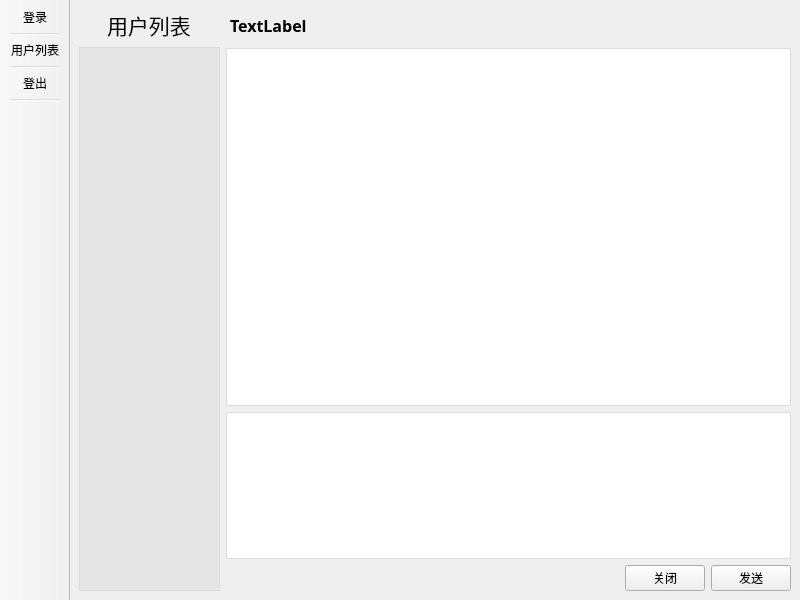
This is mainwindow.ui in OoShawnoO/QtChat as Qt 5 draws it before an edit. The edited form follows.
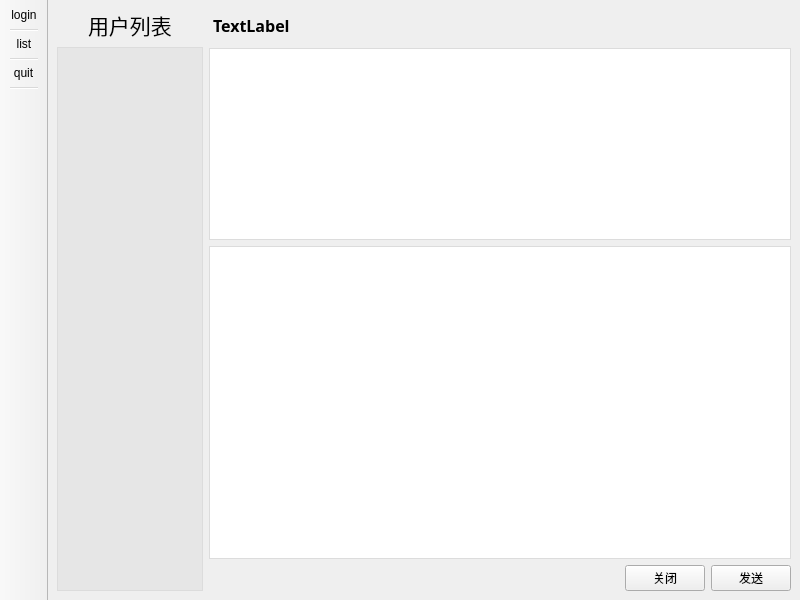
This is the edited form. Icons and pictures are not drawn.

The edit to the form file:
```diff
--- a/mainwindow.ui
+++ b/mainwindow.ui
@@ -38,7 +38,7 @@
        </widget>
       </item>
       <item>
-       <widget class="QListView" name="online">
+       <widget class="QListWidget" name="online">
         <property name="styleSheet">
          <string notr="true">background-color:rgb(230,230,230);
 border:1px solid rgb(220,220,220);</string>
@@ -48,7 +48,7 @@
      </layout>
     </item>
     <item>
-     <layout class="QVBoxLayout" name="verticalLayout_2" stretch="0,2,1">
+     <layout class="QVBoxLayout" name="verticalLayout_2" stretch="0,0,1">
       <item alignment="Qt::AlignLeft">
        <widget class="QLabel" name="label">
         <property name="font">
@@ -69,7 +69,7 @@
        </widget>
       </item>
       <item>
-       <widget class="QListView" name="listView">
+       <widget class="QListWidget" name="listWidget">
         <property name="styleSheet">
          <string notr="true">border: 1px solid rgb(220,220,220);</string>
         </property>
@@ -159,7 +159,7 @@
      <normaloff>:/res/login.png</normaloff>:/res/login.png</iconset>
    </property>
    <property name="text">
-    <string>登录</string>
+    <string>login</string>
    </property>
   </action>
   <action name="quit">
@@ -168,7 +168,7 @@
      <normaloff>:/res/quit.png</normaloff>:/res/quit.png</iconset>
    </property>
    <property name="text">
-    <string>登出</string>
+    <string>quit</string>
    </property>
   </action>
   <action name="list">
@@ -177,7 +177,7 @@
      <normaloff>:/res/listuser.png</normaloff>:/res/listuser.png</iconset>
    </property>
    <property name="text">
-    <string>用户列表</string>
+    <string>list</string>
    </property>
   </action>
  </widget>
```
